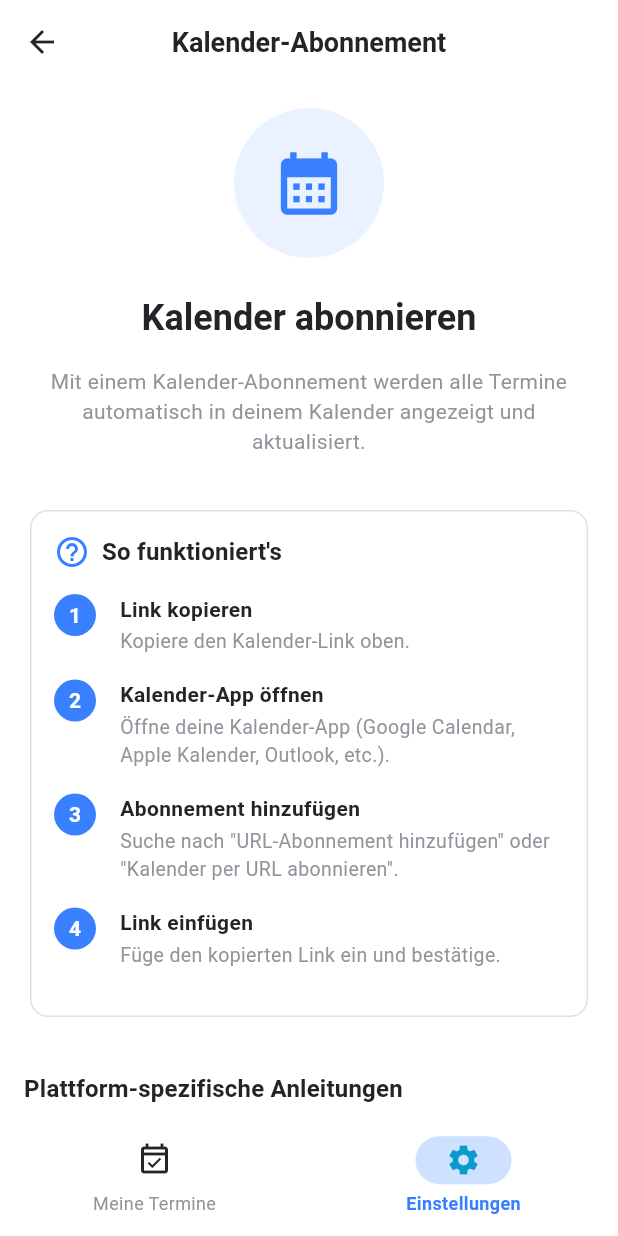
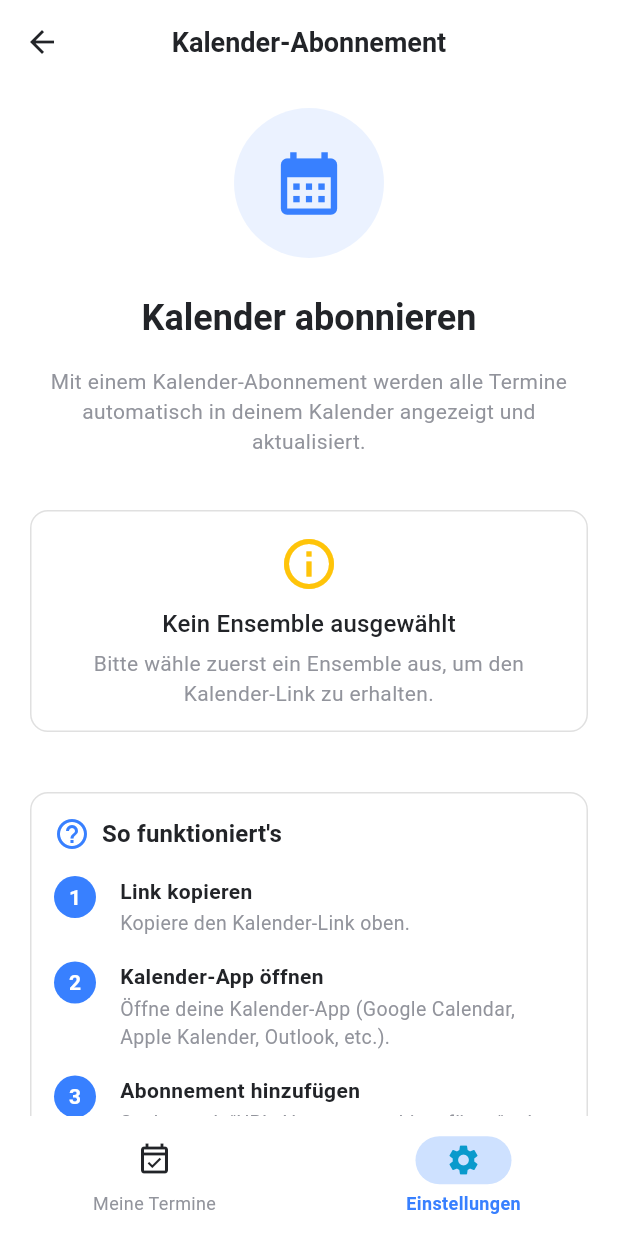
Before and after one commit to Lionhunt3r/attendix, a Flutter app: the CalendarSubscriptionPage screen opened by its route, on a phone screen of 412 x 824 dp. Run offline on Flutter 3.47's test engine with Material 3 defaults, Android fonts, the phone set to English and light mode, and no system bars; our stand-ins replace cached_network_image, file_picker, fl_chart, flutter_dotenv, flutter_riverpod, flutter_slidable and 11 more; missing offline and left inert: dart:js_interop, excel, pdfx; accounts and stored records are empty; network calls fail.

Commit message:
fix: Low priority bug fixes (#17, #19, #22)
- #17: Show hint when no tenant selected for calendar subscription
- #19: Add const constructor to _PlatformInstructions
- #22: Dispose TextEditingControllers after dialog closes (memory leak fix)

Closes #17, #19, #22

```diff
--- a/lib/features/settings/presentation/pages/calendar_subscription_page.dart
+++ b/lib/features/settings/presentation/pages/calendar_subscription_page.dart
@@ -117,6 +117,30 @@ class CalendarSubscriptionPage extends ConsumerWidget {
               ),
             ),
             const SizedBox(height: AppDimensions.paddingXL),
+          ] else ...[
+            // Show hint when no tenant selected (Issue #17)
+            Card(
+              child: Padding(
+                padding: const EdgeInsets.all(AppDimensions.paddingM),
+                child: Column(
+                  children: [
+                    Icon(Icons.info_outline, color: AppColors.warning, size: 40),
+                    const SizedBox(height: AppDimensions.paddingS),
+                    Text(
+                      'Kein Ensemble ausgewählt',
+                      style: Theme.of(context).textTheme.titleMedium,
+                    ),
+                    const SizedBox(height: AppDimensions.paddingXS),
+                    Text(
+                      'Bitte wähle zuerst ein Ensemble aus, um den Kalender-Link zu erhalten.',
+                      textAlign: TextAlign.center,
+                      style: TextStyle(color: AppColors.medium),
+                    ),
+                  ],
+                ),
+              ),
+            ),
+            const SizedBox(height: AppDimensions.paddingXL),
           ],
 
           // Instructions
@@ -167,7 +191,7 @@ class CalendarSubscriptionPage extends ConsumerWidget {
           const SizedBox(height: AppDimensions.paddingXL),
 
           // Platform-specific instructions
-          _PlatformInstructions(),
+          const _PlatformInstructions(),
         ],
       ),
     );
@@ -244,6 +268,8 @@ class _InstructionItem extends StatelessWidget {
 }
 
 class _PlatformInstructions extends StatelessWidget {
+  const _PlatformInstructions();
+
   @override
   Widget build(BuildContext context) {
     return Column(
--- a/lib/features/settings/presentation/pages/general_settings_page.dart
+++ b/lib/features/settings/presentation/pages/general_settings_page.dart
@@ -806,7 +806,11 @@ class _GeneralSettingsPageState extends ConsumerState<GeneralSettingsPage> {
           ),
         ),
       ),
-    );
+    ).whenComplete(() {
+      // Dispose controllers to prevent memory leak (Issue #22)
+      nameController.dispose();
+      optionController.dispose();
+    });
   }
 
   Future<void> _showEditExtraFieldDialog(int index) async {
@@ -968,7 +972,11 @@ class _GeneralSettingsPageState extends ConsumerState<GeneralSettingsPage> {
           ),
         ),
       ),
-    );
+    ).whenComplete(() {
+      // Dispose controllers to prevent memory leak (Issue #22)
+      nameController.dispose();
+      optionController.dispose();
+    });
   }
 
   Future<void> _confirmDeleteExtraField(int index) async {
```
